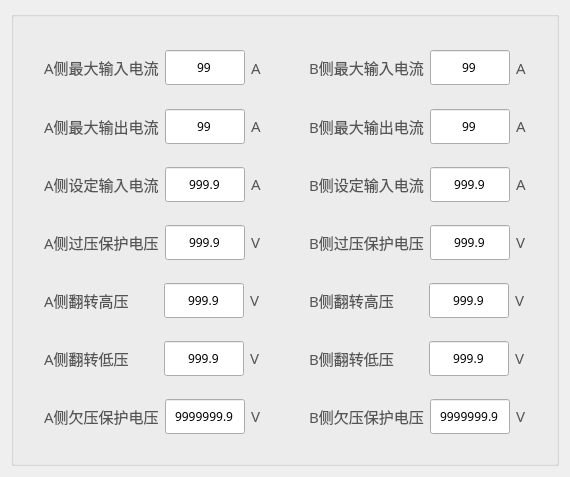
The window that tform5.ui (Curtain-Wang/BatteryControl) describes before a commit, drawn with Qt 5.
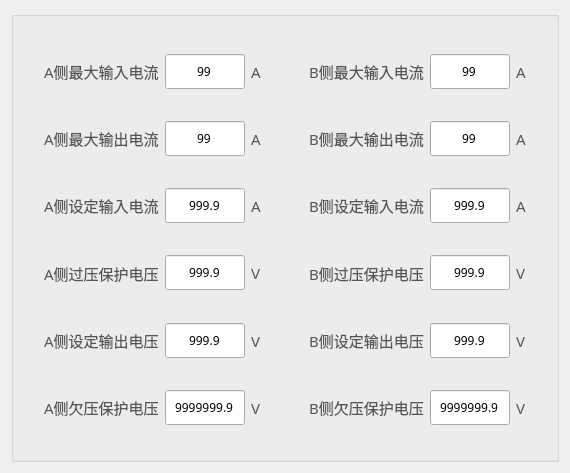
The same window after the commit. Custom widgets are drawn as their Qt base class.

Commit message: 更新V1.2版本 删除残余的翻转代码

The edit to the form file:
```diff
--- a/tform5.ui
+++ b/tform5.ui
@@ -418,7 +418,7 @@
                </font>
               </property>
               <property name="text">
-               <string>A侧翻转高压</string>
+               <string>A侧设定输出电压</string>
               </property>
              </widget>
             </item>
@@ -481,91 +481,6 @@
            </layout>
           </widget>
          </item>
-         <item>
-          <widget class="QGroupBox" name="groupBox_24">
-           <property name="styleSheet">
-            <string notr="true">QGroupBox {
-    border: none
-}
-</string>
-           </property>
-           <property name="title">
-            <string/>
-           </property>
-           <layout class="QHBoxLayout" name="horizontalLayout_21">
-            <item>
-             <widget class="QLabel" name="label_21">
-              <property name="font">
-               <font>
-                <family>Microsoft YaHei</family>
-                <pointsize>-1</pointsize>
-                <bold>false</bold>
-               </font>
-              </property>
-              <property name="text">
-               <string>A侧翻转低压</string>
-              </property>
-             </widget>
-            </item>
-            <item>
-             <widget class="MyLineEdit" name="lineEditALow">
-              <property name="sizePolicy">
-               <sizepolicy hsizetype="Fixed" vsizetype="Fixed">
-                <horstretch>0</horstretch>
-                <verstretch>0</verstretch>
-               </sizepolicy>
-              </property>
-              <property name="minimumSize">
-               <size>
-                <width>80</width>
-                <height>35</height>
-               </size>
-              </property>
-              <property name="maximumSize">
-               <size>
-                <width>80</width>
-                <height>35</height>
-               </size>
-              </property>
-              <property name="font">
-               <font>
-                <family>Microsoft YaHei</family>
-               </font>
-              </property>
-              <property name="text">
-               <string>999.9</string>
-              </property>
-              <property name="alignment">
-               <set>Qt::AlignCenter</set>
-              </property>
-              <property name="readOnly">
-               <bool>true</bool>
-              </property>
-             </widget>
-            </item>
-            <item>
-             <widget class="QLabel" name="label_34">
-              <property name="maximumSize">
-               <size>
-                <width>11</width>
-                <height>16777215</height>
-               </size>
-              </property>
-              <property name="font">
-               <font>
-                <family>Microsoft YaHei</family>
-                <pointsize>-1</pointsize>
-                <bold>false</bold>
-               </font>
-              </property>
-              <property name="text">
-               <string>V</string>
-              </property>
-             </widget>
-            </item>
-           </layout>
-          </widget>
-         </item>
          <item>
           <widget class="QGroupBox" name="groupBox_23">
            <property name="styleSheet">
@@ -1028,7 +943,7 @@
                </font>
               </property>
               <property name="text">
-               <string>B侧翻转高压</string>
+               <string>B侧设定输出电压</string>
               </property>
              </widget>
             </item>
@@ -1091,91 +1006,6 @@
            </layout>
           </widget>
          </item>
-         <item>
-          <widget class="QGroupBox" name="groupBox_33">
-           <property name="styleSheet">
-            <string notr="true">QGroupBox {
-    border: none
-}
-</string>
-           </property>
-           <property name="title">
-            <string/>
-           </property>
-           <layout class="QHBoxLayout" name="horizontalLayout_28">
-            <item>
-             <widget class="QLabel" name="label_28">
-              <property name="font">
-               <font>
-                <family>Microsoft YaHei</family>
-                <pointsize>-1</pointsize>
-                <bold>false</bold>
-               </font>
-              </property>
-              <property name="text">
-               <string>B侧翻转低压</string>
-              </property>
-             </widget>
-            </item>
-            <item>
-             <widget class="MyLineEdit" name="lineEditBLow">
-              <property name="sizePolicy">
-               <sizepolicy hsizetype="Fixed" vsizetype="Fixed">
-                <horstretch>0</horstretch>
-                <verstretch>0</verstretch>
-               </sizepolicy>
-              </property>
-              <property name="minimumSize">
-               <size>
-                <width>80</width>
-                <height>35</height>
-               </size>
-              </property>
-              <property name="maximumSize">
-               <size>
-                <width>80</width>
-                <height>35</height>
-               </size>
-              </property>
-              <property name="font">
-               <font>
-                <family>Microsoft YaHei</family>
-               </font>
-              </property>
-              <property name="text">
-               <string>999.9</string>
-              </property>
-              <property name="alignment">
-               <set>Qt::AlignCenter</set>
-              </property>
-              <property name="readOnly">
-               <bool>true</bool>
-              </property>
-             </widget>
-            </item>
-            <item>
-             <widget class="QLabel" name="label_41">
-              <property name="maximumSize">
-               <size>
-                <width>11</width>
-                <height>16777215</height>
-               </size>
-              </property>
-              <property name="font">
-               <font>
-                <family>Microsoft YaHei</family>
-                <pointsize>-1</pointsize>
-                <bold>false</bold>
-               </font>
-              </property>
-              <property name="text">
-               <string>V</string>
-              </property>
-             </widget>
-            </item>
-           </layout>
-          </widget>
-         </item>
          <item>
           <widget class="QGroupBox" name="groupBox_32">
            <property name="styleSheet">
```
Left out of the diff: 4 changed lines with no effect on the pictures. The commit also changes 3 other files.
